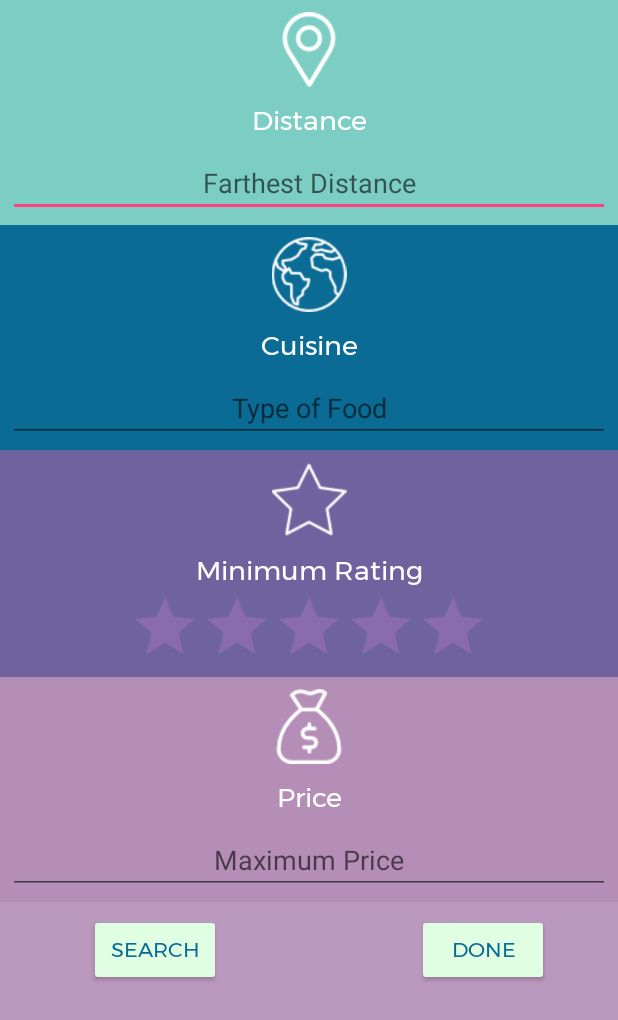
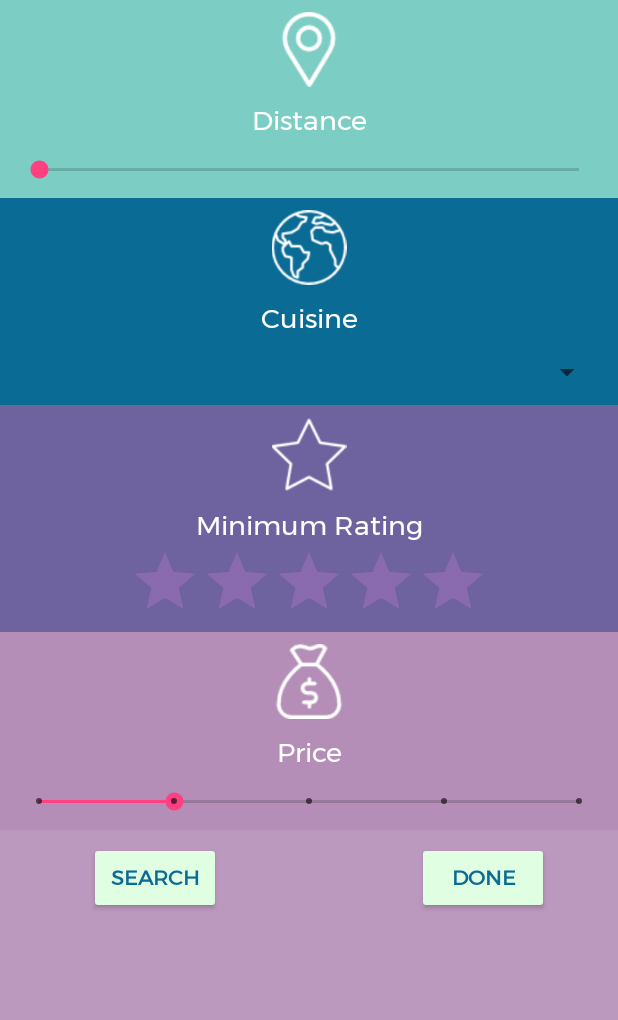
Before and after one commit to RandomAdventure/RandomAdv, an Android app: the layout fragment_selection.xml on its own in the app's theme, with its tools: preview values and no code run, on a phone screen of 412 x 824 dp. Shown: the top 1020 px of the screen. Run offline under Robolectric (Android 15) with nearby library versions, the phone set to English and light mode, and no system bars.

Commit message:
updated selection fragment ui

```diff
--- a/app/src/main/res/layout/fragment_selection.xml
+++ b/app/src/main/res/layout/fragment_selection.xml
@@ -47,13 +47,12 @@
                     android:textColor="@color/common_google_signin_btn_text_dark_default"
                     android:textSize="18sp" />
 
-                <EditText
-                    android:id="@+id/sfEditDistance"
+                <SeekBar
+                    android:id="@+id/sfDistanceBar"
                     android:layout_width="match_parent"
                     android:layout_height="wrap_content"
-                    android:layout_margin="5dp"
-                    android:hint="Farthest Distance"
-                    android:textAlignment="center" />
+                    android:layout_margin="10dp"
+                    style="@style/purpleColorScheme"/>
 
             </LinearLayout>
 
@@ -80,13 +79,12 @@
                     android:textColor="@color/common_google_signin_btn_text_dark_default"
                     android:textSize="18sp" />
 
-                <EditText
-                    android:id="@+id/sfEditCuisine"
+                <Spinner
+                    android:id="@+id/spinner"
                     android:layout_width="match_parent"
                     android:layout_height="wrap_content"
-                    android:layout_margin="5dp"
-                    android:hint="Type of Food"
-                    android:textAlignment="center" />
+                    android:layout_margin="10dp"
+                    android:outlineAmbientShadowColor="@color/teal" />
 
             </LinearLayout>
 
@@ -156,13 +154,14 @@
                     android:textColor="@color/common_google_signin_btn_text_dark_default"
                     android:textSize="18sp" />
 
-                <EditText
-                    android:id="@+id/sfEditPrice"
+                <SeekBar
+                    android:id="@+id/sfPriceBar"
+                    style="@style/Widget.AppCompat.SeekBar.Discrete"
                     android:layout_width="match_parent"
                     android:layout_height="wrap_content"
-                    android:layout_margin="5dp"
-                    android:hint="Maximum Price"
-                    android:textAlignment="center" />
+                    android:max="4"
+                    android:progress="1"
+                    android:layout_margin="10dp"/>
 
             </LinearLayout>
 
@@ -182,6 +181,7 @@
                     android:fontFamily="@font/montserrat_regular"
                     android:text="Search"
                     android:textColor="@color/darkTeal"
+                    android:textStyle="bold"
                     app:layout_constraintBottom_toBottomOf="parent"
                     app:layout_constraintEnd_toEndOf="parent"
                     app:layout_constraintHorizontal_bias="0.166"
@@ -201,6 +201,7 @@
                     android:fontFamily="@font/montserrat_regular"
                     android:text="Done"
                     android:textColor="@color/darkTeal"
+                    android:textStyle="bold"
                     app:layout_constraintBottom_toBottomOf="parent"
                     app:layout_constraintEnd_toEndOf="parent"
                     app:layout_constraintHorizontal_bias="0.876"
--- a/app/src/main/res/values/colors.xml
+++ b/app/src/main/res/values/colors.xml
@@ -3,7 +3,7 @@
     <color name="colorPrimary">#3f51b5</color>
     <color name="colorPrimaryDark">#303F9F</color>
     <color name="colorAccent">#ff4081</color>
-    <color name="lightTeal">#E0FEE2</color>
+    <color name="lightTeal">#e0fee2</color>
     <color name="teal">#7CCDC4</color>
     <color name="darkTeal">#0A6B95</color>
     <color name="lightPurple">#B48EB7</color>
@@ -11,4 +11,5 @@
     <color name="darkPurple">#6e639f</color>
     <color name="gold">#F7BB32</color>
     <color name="clear">#00000000</color>
+    <color name="lightDarkTeal">#66a2bb</color>
 </resources>
--- a/app/src/main/res/values/styles.xml
+++ b/app/src/main/res/values/styles.xml
@@ -22,4 +22,18 @@
 
     <style name="AppTheme.PopupOverlay" parent="ThemeOverlay.AppCompat.Light" />
 
+    <style name="tealColorScheme" parent="Theme.AppCompat.Light.DarkActionBar">
+        <!-- Customize your theme here. -->
+        <item name="colorPrimary">@color/teal</item>
+        <item name="colorPrimaryDark">@color/darkTeal</item>
+        <item name="colorAccent">@color/lightTeal</item>
+    </style>
+
+    <style name="purpleColorScheme" parent="Theme.AppCompat.Light.DarkActionBar">
+        <!-- Customize your theme here. -->
+        <item name="colorPrimary">@color/lightPurple</item>
+        <item name="colorPrimaryDark">@color/darkPurple</item>
+        <item name="colorAccent">@color/clearPurple</item>
+    </style>
+
 </resources>
```
